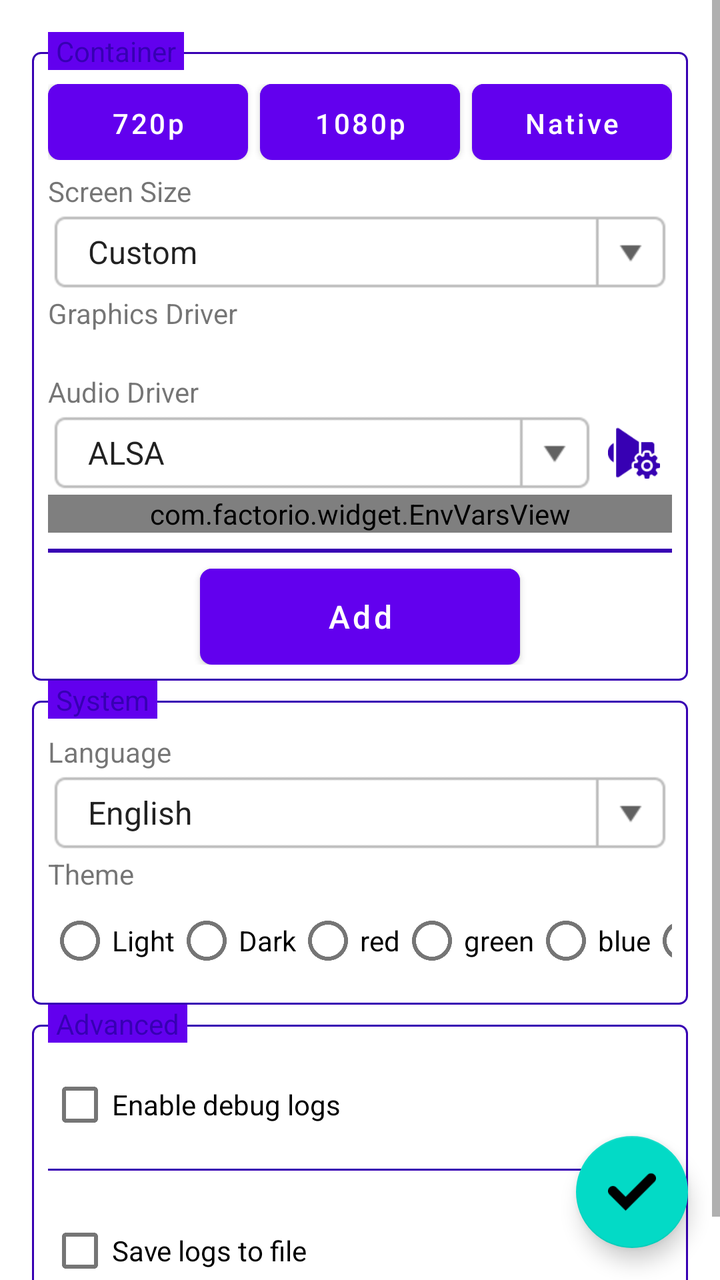
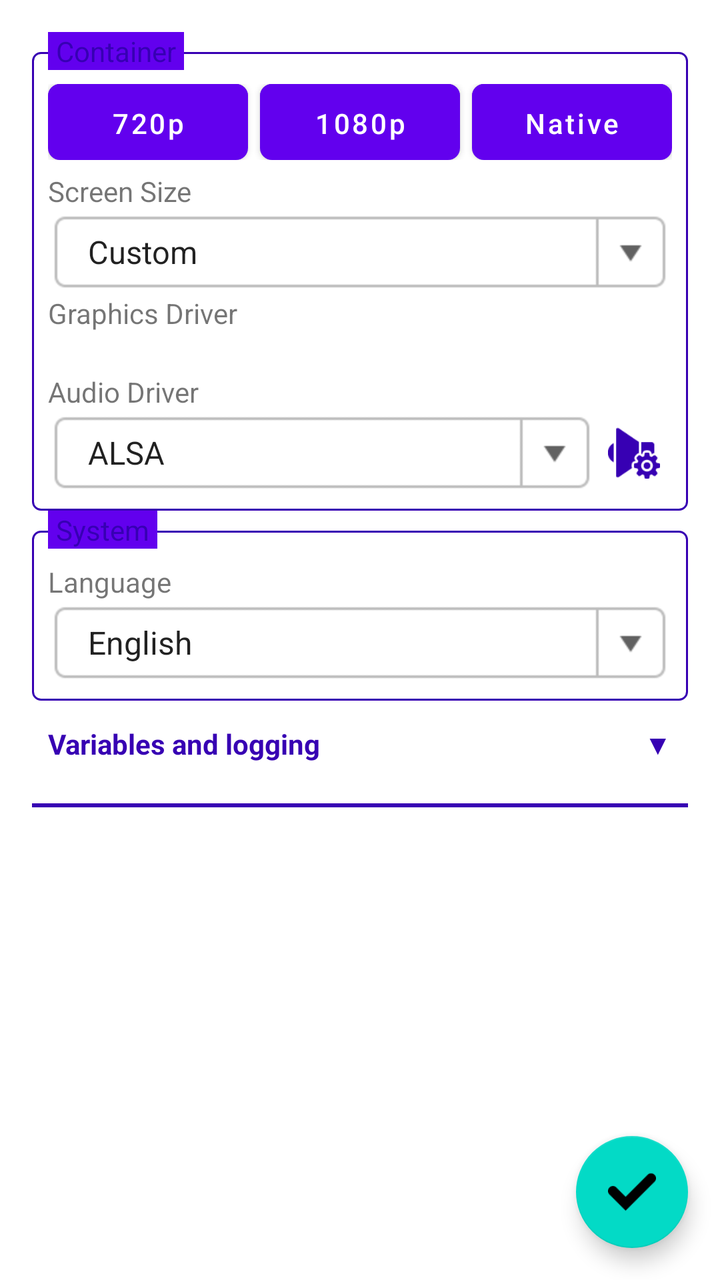

Two renders of the same Android screen: before a commit and after it. Below are the layout's source before the change and the commit's diff.
<!-- AndroidManifest.xml: fallback theme Theme.MaterialComponents.DayNight.NoActionBar -->
<!-- res/layout/settings_fragment.xml -->
<?xml version="1.0" encoding="utf-8"?>
<FrameLayout
    xmlns:android="http://schemas.android.com/apk/res/android"
    android:layout_width="match_parent"
    android:layout_height="match_parent"
    xmlns:app="http://schemas.android.com/apk/res-auto">
    <ScrollView
        android:layout_width="match_parent"
        android:layout_height="match_parent">
        <LinearLayout
            android:layout_width="match_parent"
            android:layout_height="wrap_content"
            android:orientation="vertical"
            android:padding="16dp">
            <FrameLayout
                android:id="@+id/FLContainerSettings"
                android:layout_width="match_parent"
                android:layout_height="wrap_content">
                <LinearLayout style="@style/FieldSet">
                    
                    <LinearLayout
                        android:layout_width="match_parent"
                        android:layout_height="wrap_content"
                        android:layout_marginBottom="6dp"
                        android:orientation="horizontal">

                        <Button
                            android:id="@+id/BTSetRes720"
                            style="@style/ButtonAccent"
                            android:layout_width="0dp"
                            android:layout_height="38dp"
                            android:layout_weight="1"
                            android:layout_marginRight="6dp"
                            android:paddingLeft="8dp"
                            android:paddingRight="8dp"
                            android:textSize="14sp"
                            android:text="720p" />

                        <Button
                            android:id="@+id/BTSetRes1080"
                            style="@style/ButtonAccent"
                            android:layout_width="0dp"
                            android:layout_height="38dp"
                            android:layout_weight="1"
                            android:layout_marginRight="6dp"
                            android:paddingLeft="8dp"
                            android:paddingRight="8dp"
                            android:textSize="14sp"
                            android:text="1080p" />

                        <Button
                            android:id="@+id/BTSetResNative"
                            style="@style/ButtonAccent"
                            android:layout_width="0dp"
                            android:layout_height="38dp"
                            android:layout_weight="1"
                            android:paddingLeft="8dp"
                            android:paddingRight="8dp"
                            android:textSize="14sp"
                            android:text="@string/resolution_native" />
                    </LinearLayout>

                    <LinearLayout
                        android:layout_width="match_parent"
                        android:layout_height="wrap_content"
                        android:orientation="horizontal">

                        <LinearLayout
                            android:layout_width="0dp"
                            android:layout_height="wrap_content"
                            android:layout_weight="1"
                            android:orientation="vertical">

                            <TextView
                                android:layout_width="wrap_content"
                                android:layout_height="wrap_content"
                                android:text="@string/screen_size" />

                            <Spinner
                                style="@style/ComboBox"
                                android:layout_width="match_parent"
                                android:id="@+id/SScreenSize"
                                android:entries="@array/screen_size_entries" />
                        </LinearLayout>

                        <LinearLayout
                            android:id="@+id/LLCustomScreenSize"
                            android:layout_width="wrap_content"
                            android:layout_height="wrap_content"
                            android:orientation="horizontal"
                            android:visibility="gone">

                            <LinearLayout
                                android:layout_width="wrap_content"
                                android:layout_height="wrap_content"
                                android:orientation="vertical">

                                <TextView
                                    android:layout_width="wrap_content"
                                    android:layout_height="wrap_content"
                                    android:text="@string/width" />

                                <EditText
                                    style="@style/EditText"
                                    android:layout_width="78dp"
                                    android:id="@+id/ETScreenWidth"
                                    android:inputType="number" />
                            </LinearLayout>

                            <TextView
                                android:layout_width="wrap_content"
                                android:layout_height="wrap_content"
                                android:textStyle="bold"
                                android:textSize="18dp"
                                android:layout_gravity="bottom"
                                android:layout_marginLeft="2dp"
                                android:layout_marginRight="2dp"
                                android:layout_marginBottom="4dp"
                                android:text="x" />

                            <LinearLayout
                                android:layout_width="wrap_content"
                                android:layout_height="wrap_content"
                                android:orientation="vertical">

                                <TextView
                                    android:layout_width="wrap_content"
                                    android:layout_height="wrap_content"
                                    android:text="@string/height" />

                                <EditText
                                    style="@style/EditText"
                                    android:layout_width="78dp"
                                    android:id="@+id/ETScreenHeight"
                                    android:inputType="number" />
                            </LinearLayout>
                        </LinearLayout>
                    </LinearLayout>

                    <TextView
                        android:layout_width="wrap_content"
                        android:layout_height="wrap_content"
                        android:text="@string/graphics_driver" />

                    <LinearLayout
                        android:id="@+id/LLGraphicsDriver"
                        android:layout_width="match_parent"
                        android:layout_height="wrap_content"
                        android:orientation="horizontal"
                        android:gravity="center_vertical" />

                    <TextView
                        android:id="@+id/TVDetectedGpu"
                        android:layout_width="wrap_content"
                        android:layout_height="wrap_content"
                        android:layout_marginTop="4dp"
                        android:textSize="12sp"
                        android:alpha="0.7" />

                    <TextView
                        android:layout_width="wrap_content"
                        android:layout_height="wrap_content"
                        android:text="@string/audio_driver" />

                    <LinearLayout
                        android:layout_width="match_parent"
                        android:layout_height="wrap_content"
                        android:orientation="horizontal"
                        android:gravity="center_vertical">

                        <Spinner
                            style="@style/ComboBox"
                            android:layout_width="0dp"
                            android:layout_weight="1"
                            android:id="@+id/SAudioDriver"
                            android:entries="@array/audio_driver_entries" />

                        <ImageButton
                            style="@style/ListMenuButton"
                            android:id="@+id/BTAudioDriverConfig"
                            android:src="@drawable/icon_audio_settings" />
                    </LinearLayout>

                    <LinearLayout
                        android:id="@+id/LLTabEnvVars"
                        android:layout_width="match_parent"
                        android:layout_height="wrap_content"
                        android:orientation="vertical">

                        <com.factorio.widget.EnvVarsView
                            android:id="@+id/EnvVarsView"
                            android:layout_width="match_parent"
                            android:layout_height="wrap_content"
                            android:paddingLeft="16dp"
                            android:paddingRight="16dp"/>

                        <View style="@style/HorizontalLine" />

                        <Button
                            style="@style/ButtonNeutral"
                            android:id="@+id/BTAddEnvVar"
                            android:layout_width="160dp"
                            android:layout_height="wrap_content"
                            android:layout_gravity="center_horizontal"
                            android:text="@string/add" />
                    </LinearLayout>
                </LinearLayout>
                <TextView
                    style="@style/FieldSetLabel"
                    android:text="@string/container"/>
            </FrameLayout>
            <FrameLayout
                android:layout_width="match_parent"
                android:layout_height="wrap_content">
                <LinearLayout style="@style/FieldSet">
                    <TextView
                        android:layout_width="wrap_content"
                        android:layout_height="wrap_content"
                        android:text="@string/language"/>
                    <Spinner
                        style="@style/ComboBox"
                        android:id="@+id/SLanguage"
                        android:layout_width="match_parent"
                        android:entries="@array/language_entries"/>
                    <TextView
                        android:layout_width="wrap_content"
                        android:layout_height="wrap_content"
                        android:text="@string/theme"/>
                    <HorizontalScrollView
                        android:layout_width="match_parent"
                        android:layout_height="wrap_content"
                        android:scrollbars="none">
                        <RadioGroup
                            android:id="@+id/RGAppTheme"
                            android:layout_width="wrap_content"
                            android:layout_height="wrap_content"
                            android:orientation="horizontal"
                            android:gravity="center_vertical">
                            <RadioButton
                                android:id="@+id/RBLight"
                                android:layout_width="wrap_content"
                                android:layout_height="wrap_content"
                                android:text="@string/light"/>
                            <RadioButton
                                android:id="@+id/RBDark"
                                android:layout_width="wrap_content"
                                android:layout_height="wrap_content"
                                android:text="@string/dark"/>
                            <RadioButton
                                android:id="@+id/RBDark1"
                                android:layout_width="wrap_content"
                                android:layout_height="wrap_content"
                                android:text="@string/dark1"/>
                            <RadioButton
                                android:id="@+id/RBDark2"
                                android:layout_width="wrap_content"
                                android:layout_height="wrap_content"
                                android:text="@string/dark2"/>
                            <RadioButton
                                android:id="@+id/RBDark3"
                                android:layout_width="wrap_content"
                                android:layout_height="wrap_content"
                                android:text="@string/dark3"/>
                            <RadioButton
                                android:id="@+id/RBDark4"
                                android:layout_width="wrap_content"
                                android:layout_height="wrap_content"
                                android:text="@string/dark4"/>
                            <RadioButton
                                android:id="@+id/RBDark5"
                                android:layout_width="wrap_content"
                                android:layout_height="wrap_content"
                                android:text="@string/dark5"/>
                            <RadioButton
                                android:id="@+id/RBDark6"
                                android:layout_width="wrap_content"
                                android:layout_height="wrap_content"
                                android:text="@string/dark6"/>
                            <RadioButton
                                android:id="@+id/RBDark7"
                                android:layout_width="wrap_content"
                                android:layout_height="wrap_content"
                                android:text="@string/dark7"/>
                            <RadioButton
                                android:id="@+id/RBDark8"
                                android:layout_width="wrap_content"
                                android:layout_height="wrap_content"
                                android:text="@string/dark8"/>
                        </RadioGroup>
                    </HorizontalScrollView>
                </LinearLayout>
                <TextView
                    style="@style/FieldSetLabel"
                    android:text="@string/system"/>
            </FrameLayout>
            <FrameLayout
                android:layout_width="match_parent"
                android:layout_height="wrap_content">
                <LinearLayout style="@style/FieldSet">
                    <CheckBox
                        android:id="@+id/CBEnableDebugLogs"
                        android:layout_width="wrap_content"
                        android:layout_height="wrap_content"
                        android:text="@string/enable_debug_logs"/>
                    <View style="@style/FieldSeparator"/>
                    <CheckBox
                        android:id="@+id/CBSaveLogsToFile"
                        android:layout_width="match_parent"
                        android:layout_height="match_parent"
                        android:text="@string/save_logs_to_file"
                        android:layout_marginTop="8dp"/>
                    <EditText
                        android:id="@+id/ETLogFile"
                        style="@style/EditText"
                        android:layout_width="match_parent"
                        android:layout_height="match_parent"
                        android:visibility="gone"/>
                </LinearLayout>
                <TextView
                    style="@style/FieldSetLabel"
                    android:text="@string/advanced"/>
            </FrameLayout>
        </LinearLayout>
    </ScrollView>
    <com.google.android.material.floatingactionbutton.FloatingActionButton
        android:id="@+id/BTConfirm"
        android:layout_width="wrap_content"
        android:layout_height="wrap_content"
        android:layout_gravity="right|bottom"
        android:tint="#ffffff"
        android:src="@drawable/icon_confirm"
        android:layout_margin="16dp"/>
</FrameLayout>
<!-- resources referenced by this layout -->
<resources>
  <string-array name="audio_driver_entries">
          <item>ALSA</item>
          <item>PulseAudio</item>
      </string-array>
  <string name="add">Add</string>
  <string name="advanced">Advanced</string>
  <string name="audio_driver">Audio Driver</string>
  <string name="container">Container</string>
  <string name="dark">Dark</string>
  <string name="dark1">red</string>
  <string name="dark2">green</string>
  <string name="dark3">blue</string>
  <string name="dark4">purple</string>
  <string name="dark5">yellow</string>
  <string name="dark6">orange</string>
  <string name="dark7">darken</string>
  <string name="dark8">colors</string>
  <string name="enable_debug_logs">Enable debug logs</string>
  <string name="graphics_driver">Graphics Driver</string>
  <string name="height">Height</string>
  <string name="language">Language</string>
  <string name="light">Light</string>
  <string name="resolution_native">Native</string>
  <string name="save_logs_to_file">Save logs to file</string>
  <string name="screen_size">Screen Size</string>
  <string name="system">System</string>
  <string name="theme">Theme</string>
  <string name="width">Width</string>
  <style name="ButtonAccent" parent="BaseButton">
          <item name="android:background">@drawable/button_accent</item>
          <item name="android:textColor">#ffffff</item>
      </style>
  <style name="ButtonNeutral" parent="BaseButton">
          <item name="android:background">@drawable/button_accent</item>
          <item name="android:textColor">#ffffff</item>
      </style>
  <style name="FieldSeparator">
          <item name="android:layout_width">match_parent</item>
          <item name="android:layout_height">1dp</item>
          <item name="android:background">?attr/colorPrimaryVariant</item>
          <item name="android:layout_marginTop">8dp</item>
          <item name="android:layout_marginBottom">8dp</item>
      </style>
  <style name="HorizontalLine">
          <item name="android:layout_width">match_parent</item>
          <item name="android:layout_height">2dp</item>
          <item name="android:background">?attr/colorPrimaryVariant</item>
          <item name="android:layout_marginTop">8dp</item>
          <item name="android:layout_marginBottom">8dp</item>
      </style>
  <style name="ListMenuButton" parent="BaseImageButton">
          <item name="android:layout_width">34dp</item>
          <item name="android:layout_height">34dp</item>
          <item name="android:tint">?attr/colorPrimaryVariant</item>
          <item name="android:layout_marginLeft">2dp</item>
          <item name="android:layout_marginRight">2dp</item>
      </style>
  <string name="custom">Custom</string>
  <!-- drawable combo_box (drawable) -->
  <?xml version="1.0" encoding="utf-8"?>
  <selector xmlns:android="http://schemas.android.com/apk/res/android" >
      <item android:state_pressed="true" android:drawable="@drawable/combo_box_pressed" />
      <item android:state_focused="true" android:drawable="@drawable/combo_box_normal" />
      <item android:drawable="@drawable/combo_box_normal" />
  </selector>
  <!-- drawable edit_text (drawable) -->
  <?xml version="1.0" encoding="utf-8"?>
  <selector xmlns:android="http://schemas.android.com/apk/res/android" >
      <item android:state_pressed="true" android:drawable="@drawable/edit_text_pressed" />
      <item android:state_focused="true" android:drawable="@drawable/edit_text_focused" />
      <item android:drawable="@drawable/edit_text_normal" />
  </selector>
  <!-- drawable bordered_panel (drawable) -->
  <?xml version="1.0" encoding="utf-8"?>
  <shape xmlns:android="http://schemas.android.com/apk/res/android"
      android:shape="rectangle">
      <corners android:radius="4dp" />
      <stroke android:width="1dp" android:color="?attr/colorPrimaryVariant" />
  </shape>
  <!-- unchanged entries left out for length: 16 -->
</resources>

<!-- the commit's change to res/layout/settings_fragment.xml (unified diff, before → after) -->
@@ -181,6 +181,68 @@
                             android:src="@drawable/icon_audio_settings" />
                     </LinearLayout>
 
+                </LinearLayout>
+                <TextView
+                    style="@style/FieldSetLabel"
+                    android:text="@string/container"/>
+            </FrameLayout>
+            <FrameLayout
+                android:layout_width="match_parent"
+                android:layout_height="wrap_content">
+                <LinearLayout style="@style/FieldSet">
+                    <TextView
+                        android:layout_width="wrap_content"
+                        android:layout_height="wrap_content"
+                        android:text="@string/language"/>
+                    <Spinner
+                        style="@style/ComboBox"
+                        android:id="@+id/SLanguage"
+                        android:layout_width="match_parent"
+                        android:entries="@array/language_entries"/>
+                </LinearLayout>
+                <TextView
+                    style="@style/FieldSetLabel"
+                    android:text="@string/system"/>
+            </FrameLayout>
+            <LinearLayout
+                android:id="@+id/LLAdvancedHeader"
+                android:layout_width="match_parent"
+                android:layout_height="wrap_content"
+                android:orientation="horizontal"
+                android:gravity="center_vertical"
+                android:background="?android:attr/selectableItemBackground"
+                android:clickable="true"
+                android:focusable="true"
+                android:paddingTop="12dp"
+                android:paddingBottom="12dp"
+                android:paddingLeft="8dp"
+                android:paddingRight="8dp">
+                <TextView
+                    android:layout_width="0dp"
+                    android:layout_height="wrap_content"
+                    android:layout_weight="1"
+                    android:textStyle="bold"
+                    android:textColor="?attr/colorPrimaryVariant"
+                    android:text="@string/variables_and_logging"/>
+                <TextView
+                    android:id="@+id/TVAdvancedArrow"
+                    android:layout_width="wrap_content"
+                    android:layout_height="wrap_content"
+                    android:textColor="?attr/colorPrimaryVariant"
+                    android:text="▼"/>
+            </LinearLayout>
+            <View style="@style/HorizontalLine" />
+            <LinearLayout
+                android:id="@+id/LLAdvancedBody"
+                android:layout_width="match_parent"
+                android:layout_height="wrap_content"
+                android:orientation="vertical"
+                android:visibility="gone">
+            <FrameLayout
+                android:id="@+id/FLEnvVars"
+                android:layout_width="match_parent"
+                android:layout_height="wrap_content">
+                <LinearLayout style="@style/FieldSet">
                     <LinearLayout
                         android:id="@+id/LLTabEnvVars"
                         android:layout_width="match_parent"
@@ -207,91 +269,7 @@
                 </LinearLayout>
                 <TextView
                     style="@style/FieldSetLabel"
-                    android:text="@string/container"/>
-            </FrameLayout>
-            <FrameLayout
-                android:layout_width="match_parent"
-                android:layout_height="wrap_content">
-                <LinearLayout style="@style/FieldSet">
-                    <TextView
-                        android:layout_width="wrap_content"
-                        android:layout_height="wrap_content"
-                        android:text="@string/language"/>
-                    <Spinner
-                        style="@style/ComboBox"
-                        android:id="@+id/SLanguage"
-                        android:layout_width="match_parent"
-                        android:entries="@array/language_entries"/>
-                    <TextView
-                        android:layout_width="wrap_content"
-                        android:layout_height="wrap_content"
-                        android:text="@string/theme"/>
-                    <HorizontalScrollView
-                        android:layout_width="match_parent"
-                        android:layout_height="wrap_content"
-                        android:scrollbars="none">
-                        <RadioGroup
-                            android:id="@+id/RGAppTheme"
-                            android:layout_width="wrap_content"
-                            android:layout_height="wrap_content"
-                            android:orientation="horizontal"
-                            android:gravity="center_vertical">
-                            <RadioButton
-                                android:id="@+id/RBLight"
-                                android:layout_width="wrap_content"
-                                android:layout_height="wrap_content"
-                                android:text="@string/light"/>
-                            <RadioButton
-                                android:id="@+id/RBDark"
-                                android:layout_width="wrap_content"
-                                android:layout_height="wrap_content"
-                                android:text="@string/dark"/>
-                            <RadioButton
-                                android:id="@+id/RBDark1"
-                                android:layout_width="wrap_content"
-                                android:layout_height="wrap_content"
-                                android:text="@string/dark1"/>
-                            <RadioButton
-                                android:id="@+id/RBDark2"
-                                android:layout_width="wrap_content"
-                                android:layout_height="wrap_content"
-                                android:text="@string/dark2"/>
-                            <RadioButton
-                                android:id="@+id/RBDark3"
-                                android:layout_width="wrap_content"
-                                android:layout_height="wrap_content"
-                                android:text="@string/dark3"/>
-                            <RadioButton
-                                android:id="@+id/RBDark4"
-                                android:layout_width="wrap_content"
-                                android:layout_height="wrap_content"
-                                android:text="@string/dark4"/>
-                            <RadioButton
-                                android:id="@+id/RBDark5"
-                                android:layout_width="wrap_content"
-                                android:layout_height="wrap_content"
-                                android:text="@string/dark5"/>
-                            <RadioButton
-                                android:id="@+id/RBDark6"
-                                android:layout_width="wrap_content"
-                                android:layout_height="wrap_content"
-                                android:text="@string/dark6"/>
-                            <RadioButton
-                                android:id="@+id/RBDark7"
-                                android:layout_width="wrap_content"
-                                android:layout_height="wrap_content"
-                                android:text="@string/dark7"/>
-                            <RadioButton
-                                android:id="@+id/RBDark8"
-                                android:layout_width="wrap_content"
-                                android:layout_height="wrap_content"
-                                android:text="@string/dark8"/>
-                        </RadioGroup>
-                    </HorizontalScrollView>
-                </LinearLayout>
-                <TextView
-                    style="@style/FieldSetLabel"
-                    android:text="@string/system"/>
+                    android:text="@string/environment_variables"/>
             </FrameLayout>
             <FrameLayout
                 android:layout_width="match_parent"
@@ -318,8 +296,9 @@
                 </LinearLayout>
                 <TextView
                     style="@style/FieldSetLabel"
-                    android:text="@string/advanced"/>
+                    android:text="@string/logging"/>
             </FrameLayout>
+            </LinearLayout>
         </LinearLayout>
     </ScrollView>
     <com.google.android.material.floatingactionbutton.FloatingActionButton
<!-- resource entries referenced after the edit -->
@@ -5,28 +5,19 @@
           <item>PulseAudio</item>
       </string-array>
   <string name="add">Add</string>
-  <string name="advanced">Advanced</string>
   <string name="audio_driver">Audio Driver</string>
   <string name="container">Container</string>
-  <string name="dark">Dark</string>
-  <string name="dark1">red</string>
-  <string name="dark2">green</string>
-  <string name="dark3">blue</string>
-  <string name="dark4">purple</string>
-  <string name="dark5">yellow</string>
-  <string name="dark6">orange</string>
-  <string name="dark7">darken</string>
-  <string name="dark8">colors</string>
   <string name="enable_debug_logs">Enable debug logs</string>
+  <string name="environment_variables">Environment variables</string>
   <string name="graphics_driver">Graphics Driver</string>
   <string name="height">Height</string>
   <string name="language">Language</string>
-  <string name="light">Light</string>
+  <string name="logging">Logging</string>
   <string name="resolution_native">Native</string>
   <string name="save_logs_to_file">Save logs to file</string>
   <string name="screen_size">Screen Size</string>
   <string name="system">System</string>
-  <string name="theme">Theme</string>
+  <string name="variables_and_logging">Variables and logging</string>
   <string name="width">Width</string>
   <style name="ButtonAccent" parent="BaseButton">
           <item name="android:background">@drawable/button_accent</item>
